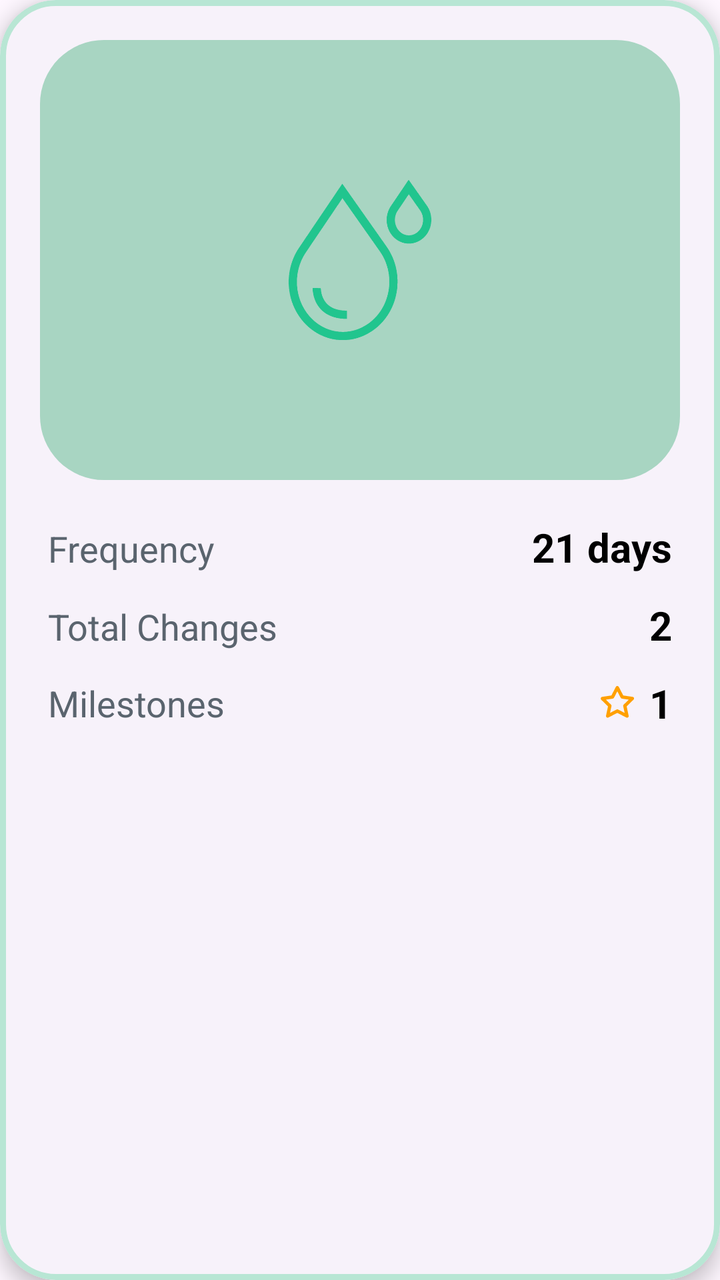
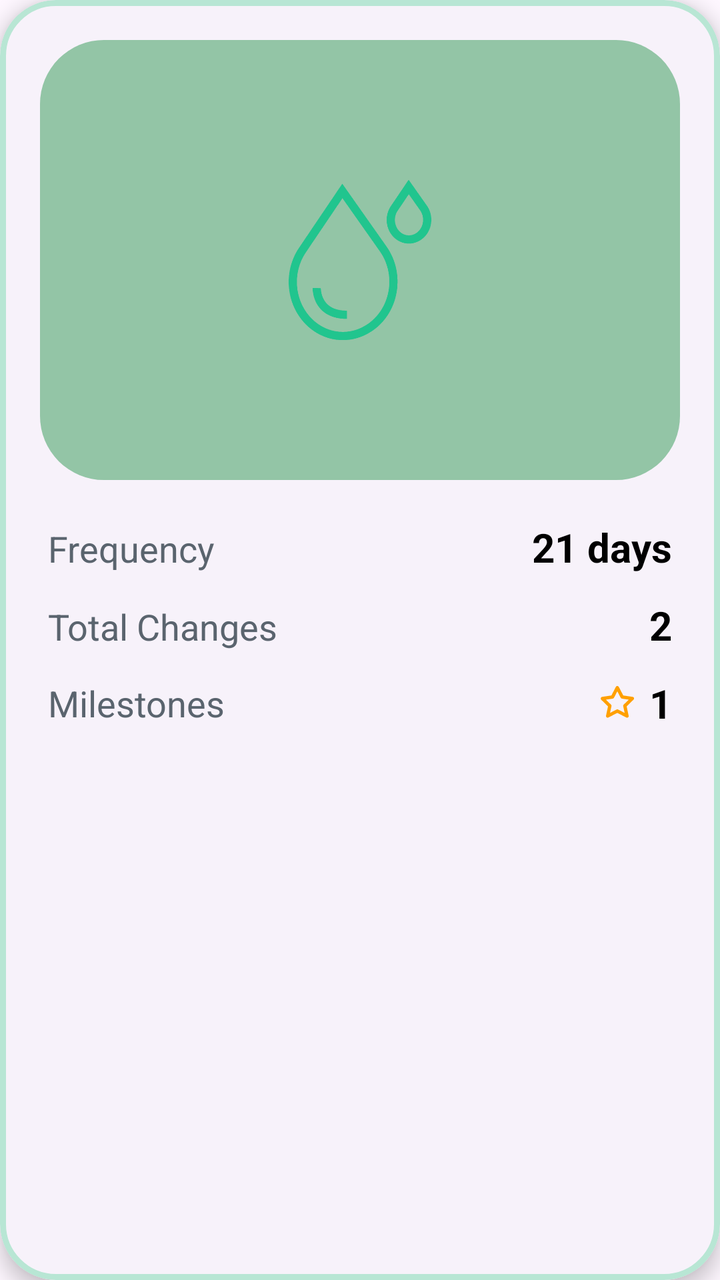

Screens rendered from an Android XML layout before and after an edit, with the pre-edit source and the edit as a unified diff.
<!-- AndroidManifest.xml: application theme Theme.MarimoCare -->
<!-- res/layout/marimo_profile.xml -->
<?xml version="1.0" encoding="utf-8"?>
<com.google.android.material.card.MaterialCardView
    xmlns:android="http://schemas.android.com/apk/res/android"
    xmlns:app="http://schemas.android.com/apk/res-auto"
    android:id="@+id/marimoCard"
    android:layout_width="match_parent"
    android:layout_height="wrap_content"
    android:layout_marginBottom="16dp"
    app:cardCornerRadius="28dp"
    app:cardElevation="6dp"
    app:strokeWidth="3dp"
    app:strokeColor="#B8E6D4">

    <LinearLayout
        android:layout_width="match_parent"
        android:layout_height="wrap_content"
        android:orientation="vertical">

        
        <FrameLayout
            android:layout_width="match_parent"
            android:layout_height="220dp"
            android:layout_margin="20dp"
            android:background="@drawable/bg_marimo_top">

            <ImageView
                android:id="@+id/imgIcon"
                android:layout_width="80dp"
                android:layout_height="80dp"
                android:layout_gravity="center"
                android:src="@drawable/ic_water_drop_green"
                app:tint="#21C58E"
                android:contentDescription="@string/img"/>

        </FrameLayout>

        
        <LinearLayout
            android:layout_width="match_parent"
            android:layout_height="wrap_content"
            android:orientation="vertical"
            android:paddingStart="24dp"
            android:paddingEnd="24dp"
            android:paddingBottom="24dp">

            
            <LinearLayout
                android:layout_width="match_parent"
                android:layout_height="wrap_content"
                android:layout_marginBottom="12dp"
                android:orientation="horizontal">

                <TextView
                    android:layout_width="0dp"
                    android:layout_height="wrap_content"
                    android:layout_weight="1"
                    android:text="@string/frequency"
                    android:textSize="18sp"
                    android:textColor="#5A646E"/>

                <TextView
                    android:id="@+id/txtFrequency"
                    android:layout_width="wrap_content"
                    android:layout_height="wrap_content"
                    android:text="@string/_21_days"
                    android:textStyle="bold"
                    android:textSize="20sp"
                    android:textColor="#000000"/>
            </LinearLayout>

            
            <LinearLayout
                android:layout_width="match_parent"
                android:layout_height="wrap_content"
                android:layout_marginBottom="12dp"
                android:orientation="horizontal">

                <TextView
                    android:layout_width="0dp"
                    android:layout_height="wrap_content"
                    android:layout_weight="1"
                    android:text="@string/total_changes"
                    android:textSize="18sp"
                    android:textColor="#5A646E"/>

                <TextView
                    android:id="@+id/txtTotalChanges"
                    android:layout_width="wrap_content"
                    android:layout_height="wrap_content"
                    android:text="@string/_2"
                    android:textStyle="bold"
                    android:textSize="20sp"
                    android:textColor="#000000"/>
            </LinearLayout>

            
            <LinearLayout
                android:layout_width="match_parent"
                android:layout_height="wrap_content"
                android:orientation="horizontal"
                android:gravity="center_vertical">

                <TextView
                    android:layout_width="0dp"
                    android:layout_height="wrap_content"
                    android:layout_weight="1"
                    android:text="@string/milestones"
                    android:textSize="18sp"
                    android:textColor="#5A646E"/>

                <ImageView
                    android:layout_width="20dp"
                    android:layout_height="20dp"
                    android:src="@drawable/ic_star_outline"
                    app:tint="#FFA000"
                    android:contentDescription="@string/img"
                    android:layout_marginEnd="6dp"/>

                <TextView
                    android:id="@+id/txtMilestones"
                    android:layout_width="wrap_content"
                    android:layout_height="wrap_content"
                    android:text="@string/_1"
                    android:textStyle="bold"
                    android:textSize="20sp"
                    android:textColor="#000000"/>
            </LinearLayout>

        </LinearLayout>

    </LinearLayout>

</com.google.android.material.card.MaterialCardView>
<!-- resources referenced by this layout -->
<resources>
  <!-- drawable bg_marimo_top (drawable) -->
  <?xml version="1.0" encoding="utf-8"?>
  <shape xmlns:android="http://schemas.android.com/apk/res/android">
      <solid android:color="#A8D5C2"/>
      <corners android:radius="32dp"/>
  </shape>
  <!-- drawable ic_star_outline (drawable) -->
  <vector xmlns:android="http://schemas.android.com/apk/res/android"
      android:width="24dp"
      android:height="24dp"
      android:viewportWidth="24"
      android:viewportHeight="24">
  
      <path
          android:fillColor="@android:color/transparent"
          android:strokeColor="#000000"
          android:strokeWidth="2"
          android:strokeLineJoin="round"
          android:strokeLineCap="round"
          android:pathData="M12,3
                            L14.9,8.6
                            L21,9.5
                            L16.5,13.9
                            L17.8,20
                            L12,17
                            L6.2,20
                            L7.5,13.9
                            L3,9.5
                            L9.1,8.6
                            Z"/>
  </vector>
  <string name="_1">1</string>
  <string name="_2">2</string>
  <string name="_21_days">21 days</string>
  <string name="frequency">Frequency</string>
  <string name="img">Img</string>
  <string name="milestones">Milestones</string>
  <string name="total_changes">Total Changes</string>
  <color name="marimo_primary">#2ac8a0</color>
  <color name="marimo_surface">#FFFFFF</color>
  <color name="marimo_red">#D9534F</color>
  <color name="marimo_text_primary">#0B6E4F</color>
  <color name="marimo_text_secondary">#555555</color>
  <style name="Shape.Marimo.Small" parent="ShapeAppearance.Material3.Corner.Small">
          <item name="cornerFamily">rounded</item>
          <item name="cornerSize">8dp</item>
      </style>
  <style name="Shape.Marimo.Medium" parent="ShapeAppearance.Material3.Corner.Medium">
          <item name="cornerFamily">rounded</item>
          <item name="cornerSize">12dp</item>
      </style>
  <style name="Shape.Marimo.Large" parent="ShapeAppearance.Material3.Corner.Large">
          <item name="cornerFamily">rounded</item>
          <item name="cornerSize">16dp</item>
      </style>
  <style name="Widget.Marimo.Button" parent="Widget.Material3.Button">
          <item name="cornerRadius">16dp</item>
          <item name="android:textAllCaps">false</item>
      </style>
  <style name="Widget.Marimo.Card" parent="Widget.Material3.CardView.Elevated">
          <item name="cardCornerRadius">16dp</item>
          <item name="cardElevation">6dp</item>
          <item name="android:background">@color/marimo_surface</item>
      </style>
  <style name="Widget.Marimo.TextField" parent="Widget.Material3.TextInputLayout.OutlinedBox">
          <item name="boxStrokeColor">@color/marimo_primary</item>
          <item name="hintTextColor">@color/marimo_text_hint</item>
          <item name="android:textColor">@color/marimo_text_primary</item>
      </style>
  <style name="Text.Marimo.Body" parent="@style/TextAppearance.Material3.BodyMedium">
          <item name="android:textColor">@color/marimo_text_secondary</item>
      </style>
  <style name="Text.Marimo.Title" parent="@style/TextAppearance.Material3.TitleLarge">
          <item name="android:textColor">@color/marimo_text_primary</item>
          <item name="android:textStyle">bold</item>
      </style>
  <style name="CardCounterStyle">
          <item name="cardBackgroundColor">@android:color/white</item>
      </style>
  <color name="marimo_text_hint">#888888</color>
  <!-- unchanged entries left out for length: 2 -->
</resources>

<!-- the commit's change to res/layout/marimo_profile.xml (unified diff, before → after) -->
@@ -9,7 +9,7 @@
     app:cardCornerRadius="28dp"
     app:cardElevation="6dp"
     app:strokeWidth="3dp"
-    app:strokeColor="#B8E6D4">
+    app:strokeColor="@color/marimo_stroke_light">
 
     <LinearLayout
         android:layout_width="match_parent"
@@ -29,7 +29,7 @@
                 android:layout_height="80dp"
                 android:layout_gravity="center"
                 android:src="@drawable/ic_water_drop_green"
-                app:tint="#21C58E"
+                app:tint="@color/marimo_tint_accent"
                 android:contentDescription="@string/img"/>
 
         </FrameLayout>
@@ -56,7 +56,7 @@
                     android:layout_weight="1"
                     android:text="@string/frequency"
                     android:textSize="18sp"
-                    android:textColor="#5A646E"/>
+                    android:textColor="@color/marimo_text_slate"/>
 
                 <TextView
                     android:id="@+id/txtFrequency"
@@ -65,7 +65,7 @@
                     android:text="@string/_21_days"
                     android:textStyle="bold"
                     android:textSize="20sp"
-                    android:textColor="#000000"/>
+                    android:textColor="@color/black"/>
             </LinearLayout>
 
             
@@ -81,7 +81,7 @@
                     android:layout_weight="1"
                     android:text="@string/total_changes"
                     android:textSize="18sp"
-                    android:textColor="#5A646E"/>
+                    android:textColor="@color/marimo_text_slate"/>
 
                 <TextView
                     android:id="@+id/txtTotalChanges"
@@ -90,7 +90,7 @@
                     android:text="@string/_2"
                     android:textStyle="bold"
                     android:textSize="20sp"
-                    android:textColor="#000000"/>
+                    android:textColor="@color/black"/>
             </LinearLayout>
 
             
@@ -106,13 +106,13 @@
                     android:layout_weight="1"
                     android:text="@string/milestones"
                     android:textSize="18sp"
-                    android:textColor="#5A646E"/>
+                    android:textColor="@color/marimo_text_slate"/>
 
                 <ImageView
                     android:layout_width="20dp"
                     android:layout_height="20dp"
                     android:src="@drawable/ic_star_outline"
-                    app:tint="#FFA000"
+                    app:tint="@color/marimo_tint_star"
                     android:contentDescription="@string/img"
                     android:layout_marginEnd="6dp"/>
 
@@ -123,7 +123,7 @@
                     android:text="@string/_1"
                     android:textStyle="bold"
                     android:textSize="20sp"
-                    android:textColor="#000000"/>
+                    android:textColor="@color/black"/>
             </LinearLayout>
 
         </LinearLayout>
<!-- resource entries referenced after the edit -->
@@ -1,9 +1,14 @@
 <!-- resources referenced by this layout -->
 <resources>
+  <color name="black">#000000</color>
+  <color name="marimo_stroke_light">#B8E6D4</color>
+  <color name="marimo_text_slate">#5A646E</color>
+  <color name="marimo_tint_accent">#21C58E</color>
+  <color name="marimo_tint_star">#FFA000</color>
   <!-- drawable bg_marimo_top (drawable) -->
   <?xml version="1.0" encoding="utf-8"?>
   <shape xmlns:android="http://schemas.android.com/apk/res/android">
-      <solid android:color="#A8D5C2"/>
+      <solid android:color="@color/marimo_button_feedback"/>
       <corners android:radius="32dp"/>
   </shape>
   <!-- drawable ic_star_outline (drawable) -->
@@ -38,6 +43,7 @@
   <string name="img">Img</string>
   <string name="milestones">Milestones</string>
   <string name="total_changes">Total Changes</string>
+  <color name="marimo_button_feedback">#93C5A6</color>
   <color name="marimo_primary">#2ac8a0</color>
   <color name="marimo_surface">#FFFFFF</color>
   <color name="marimo_red">#D9534F</color>
